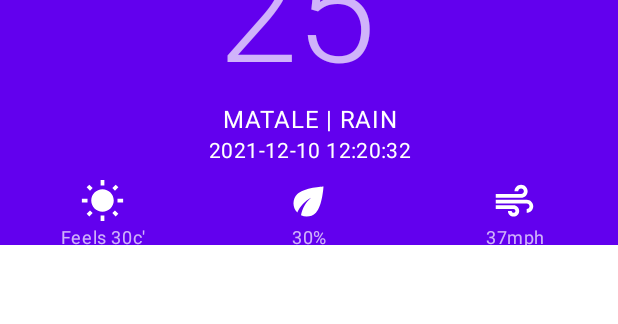
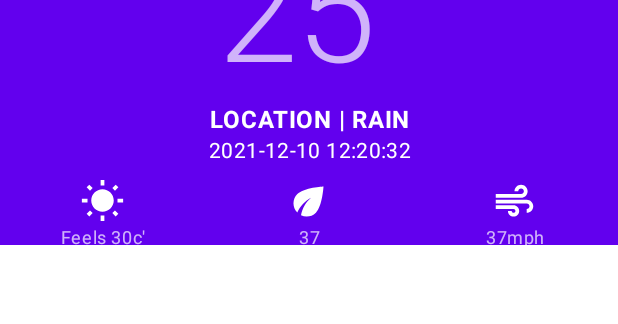
Before and after one commit to amalskr/weatherlive, an Android app: the layout activity_main.xml on its own in the app's theme, with its tools: preview values and no code run, on a phone screen of 412 x 824 dp. Shown: the part 325-649 px from the top of the screen. Run offline under Robolectric (Android 15) with nearby library versions, the phone set to English and light mode, and no system bars.

Commit message:
clear warning of main screen

```diff
--- a/app/src/main/java/com/ceylonapz/weatherlive/view/activity/MainActivity.kt
+++ b/app/src/main/java/com/ceylonapz/weatherlive/view/activity/MainActivity.kt
@@ -33,7 +33,7 @@ class MainActivity : AppCompatActivity() {
 
         setSupportActionBar(findViewById(R.id.toolbar))
         binding.toolbarLayout.title = title
-        binding.fab.setOnClickListener { view ->
+        binding.fabLocationSearch.setOnClickListener { view ->
             searchLocation("Palapathwela") //38.9697,-77.385
         }
 
--- a/app/src/main/res/layout/activity_main.xml
+++ b/app/src/main/res/layout/activity_main.xml
@@ -49,6 +49,7 @@
                         android:layout_width="wrap_content"
                         android:layout_height="wrap_content"
                         android:layout_centerInParent="true"
+                        android:contentDescription="@string/weather_icon"
                         android:src="@drawable/ic_forecast_fair_day" />
 
                     <TextView
@@ -57,8 +58,9 @@
                         android:layout_height="wrap_content"
                         android:layout_below="@+id/imgCondition"
                         android:gravity="center"
-                        android:text="25'"
-                        android:textAppearance="@style/TextAppearance.MaterialComponents.Headline1" />
+                        android:text=""
+                        android:textAppearance="?attr/textAppearanceHeadline1"
+                        tools:text="25'" />
                 </RelativeLayout>
 
 
@@ -67,16 +69,19 @@
                     android:layout_width="match_parent"
                     android:layout_height="wrap_content"
                     android:gravity="center"
-                    android:text="MATALE | RAIN"
-                    android:textAppearance="@style/TextAppearance.MaterialComponents.Body1" />
+                    android:text=""
+                    android:textAppearance="@style/TextAppearance.MaterialComponents.Body1"
+                    android:textStyle="bold"
+                    tools:text="LOCATION | RAIN" />
 
                 <TextView
                     android:id="@+id/txtDateTime"
                     android:layout_width="match_parent"
                     android:layout_height="wrap_content"
                     android:gravity="center"
-                    android:text="2021-12-10 12:20:32"
-                    android:textAppearance="@style/TextAppearance.MaterialComponents.Tooltip" />
+                    android:text=""
+                    android:textAppearance="@style/TextAppearance.MaterialComponents.Tooltip"
+                    tools:text="2021-12-10 12:20:32" />
 
                 <!--sub views-->
                 <LinearLayout
@@ -99,6 +104,7 @@
                         <ImageView
                             android:layout_width="@dimen/sub_icon"
                             android:layout_height="@dimen/sub_icon"
+                            android:contentDescription="@string/feel_like"
                             android:gravity="center"
                             android:src="@drawable/ic_feellike" />
 
@@ -106,8 +112,9 @@
                             android:layout_width="match_parent"
                             android:layout_height="wrap_content"
                             android:gravity="center"
-                            android:text="Feels 30c'"
-                            android:textAppearance="@style/TextAppearance.MaterialComponents.Caption" />
+                            android:text=""
+                            android:textAppearance="@style/TextAppearance.MaterialComponents.Caption"
+                            tools:text="Feels 30c'" />
                     </LinearLayout>
 
                     <!--item humidity-->
@@ -122,6 +129,7 @@
                         <ImageView
                             android:layout_width="@dimen/sub_icon"
                             android:layout_height="@dimen/sub_icon"
+                            android:contentDescription="@string/wind_speed"
                             android:gravity="center"
                             android:src="@drawable/ic_windspeed" />
 
@@ -129,8 +137,9 @@
                             android:layout_width="match_parent"
                             android:layout_height="wrap_content"
                             android:gravity="center"
-                            android:text="30%"
-                            android:textAppearance="@style/TextAppearance.MaterialComponents.Caption" />
+                            android:text=""
+                            android:textAppearance="@style/TextAppearance.MaterialComponents.Caption"
+                            tools:text="37" />
                     </LinearLayout>
 
                     <!--item windspeed-->
@@ -145,6 +154,7 @@
                         <ImageView
                             android:layout_width="@dimen/sub_icon"
                             android:layout_height="@dimen/sub_icon"
+                            android:contentDescription="@string/humidity"
                             android:gravity="center"
                             android:src="@drawable/ic_humidity" />
 
@@ -153,8 +163,9 @@
                             android:layout_width="match_parent"
                             android:layout_height="wrap_content"
                             android:gravity="center"
-                            android:text="37mph"
-                            android:textAppearance="@style/TextAppearance.MaterialComponents.Caption" />
+                            android:text=""
+                            android:textAppearance="@style/TextAppearance.MaterialComponents.Caption"
+                            tools:text="37mph" />
                     </LinearLayout>
 
                 </LinearLayout>
@@ -196,10 +207,10 @@
                 android:visibility="gone" />
 
             <androidx.recyclerview.widget.RecyclerView
-                android:visibility="gone"
                 android:id="@+id/recyclerDay"
                 android:layout_width="match_parent"
-                android:layout_height="match_parent" />
+                android:layout_height="match_parent"
+                android:visibility="gone" />
 
         </LinearLayout>
     </androidx.core.widget.NestedScrollView>
@@ -207,7 +218,7 @@
     <!--Main Content End-->
 
     <com.google.android.material.floatingactionbutton.FloatingActionButton
-        android:id="@+id/fab"
+        android:id="@+id/fabLocationSearch"
         android:layout_width="wrap_content"
         android:layout_height="wrap_content"
         android:layout_margin="@dimen/fab_margin"
--- a/app/src/main/res/values/strings.xml
+++ b/app/src/main/res/values/strings.xml
@@ -93,4 +93,8 @@
     <string name="loading_image">loading image</string>
     <string name="fab_search_location">fab search location</string>
     <string name="no_data">No Data</string>
+    <string name="humidity">humidity image</string>
+    <string name="wind_speed">wind speed</string>
+    <string name="feel_like">feel like</string>
+    <string name="weather_icon">weather icon</string>
 </resources>
```
